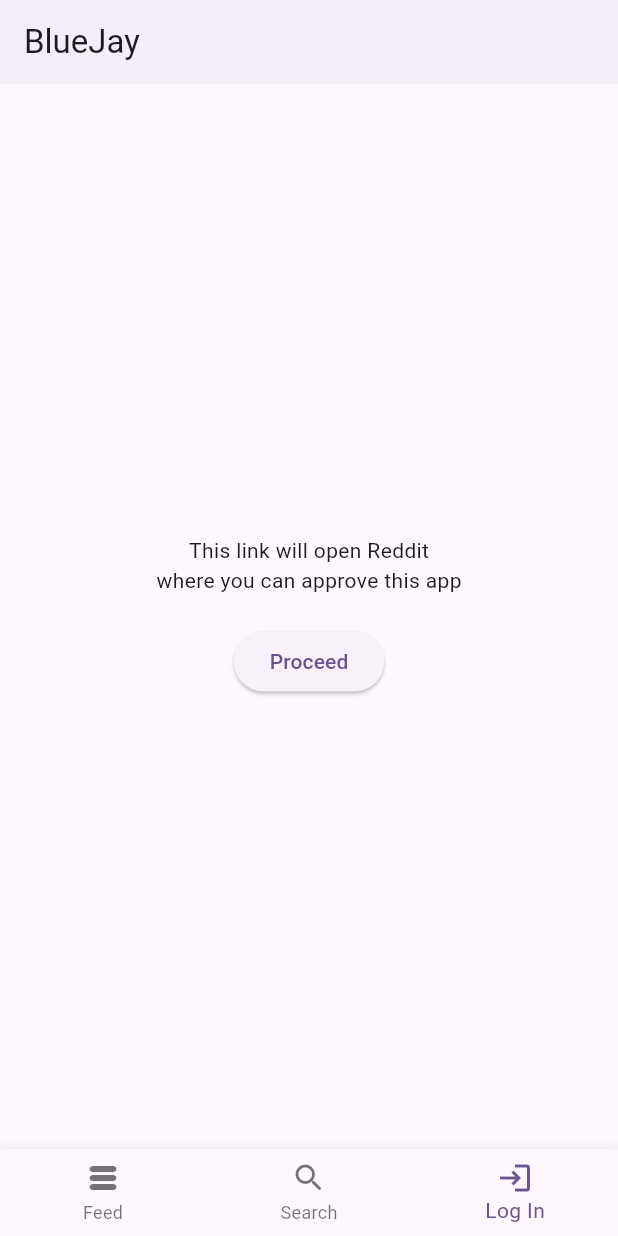
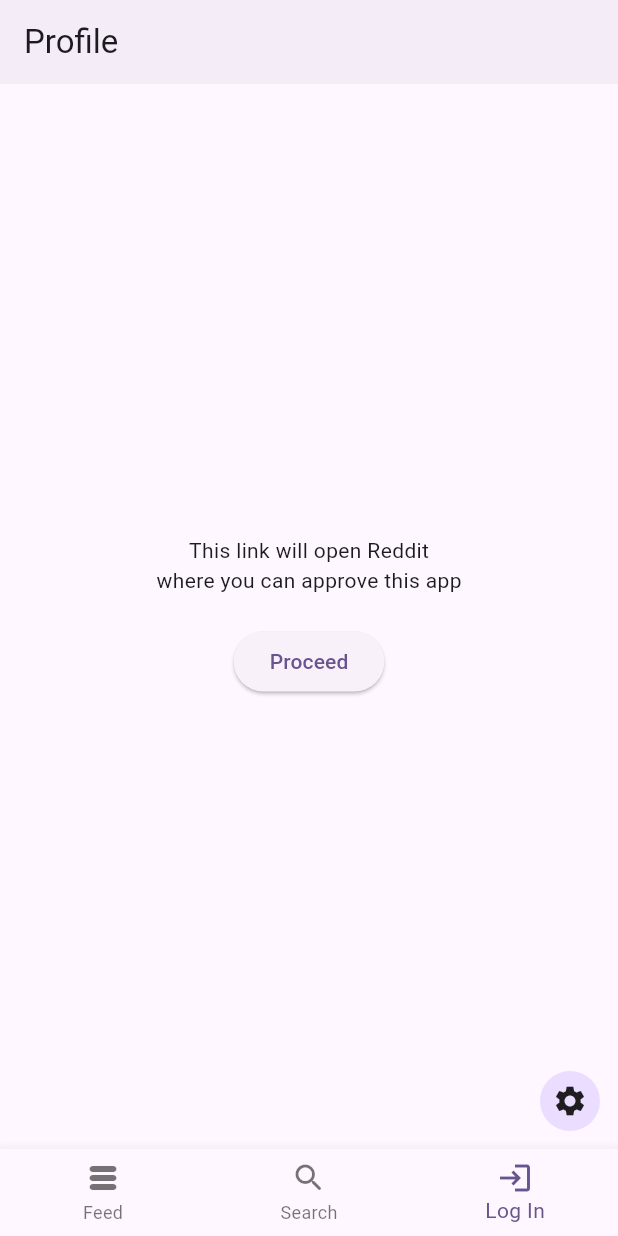
Before and after one commit to nick-delirium/bluejay, a Flutter app: the screen it shows after launch, item 3 of the bottom bar chosen, on a phone screen of 412 x 824 dp. Run offline on Flutter 3.47's test engine with Material 2 defaults, Android fonts, the phone set to English and light mode, and no system bars; our stand-ins replace flutter_dotenv, flutter_html, go_router, share_plus, shared_preferences, uni_links; missing offline and left inert: markdown, oauth2; network calls fail.

Commit message:
feat: split few components, add feed sorting button, allow comments folding

```diff
--- /dev/null
+++ b/lib/components/fab_menu.dart
@@ -0,0 +1,62 @@
+import 'package:flutter/material.dart';
+
+/// reddit api lib
+import 'package:bluejay/reddit.dart';
+
+/// state
+import 'package:bluejay/screens/feed/feed_state.dart';
+
+class FABMenu extends StatelessWidget {
+  const FABMenu({
+    super.key,
+    required this.theme,
+    required this.feedState,
+  });
+
+  final ThemeData theme;
+  final FeedState feedState;
+
+  @override
+  Widget build(BuildContext context) {
+    return PopupMenuButton(
+      elevation: 2,
+      shape: RoundedRectangleBorder(
+          borderRadius: BorderRadius.all(Radius.circular(15.0))),
+      child: Container(
+        padding: EdgeInsets.all(8),
+        decoration: BoxDecoration(
+            color: theme.colorScheme.primaryContainer,
+            borderRadius: BorderRadius.all(Radius.circular(99))),
+        child: Icon(
+          Icons.settings,
+          semanticLabel: "Feed actions",
+        ),
+      ),
+      itemBuilder: (BuildContext context) => <PopupMenuEntry<FABACtion>>[
+        const PopupMenuItem<FABACtion>(
+          value: FABACtion.sortHot,
+          child: Text('Sort by hot'),
+        ),
+        const PopupMenuItem<FABACtion>(
+          value: FABACtion.sortTop,
+          child: Text('Sort by top'),
+        ),
+      ],
+      onSelected: (value) {
+        if (value == FABACtion.sortTop) {
+          feedState.setSort(Sort.top);
+          feedState.fetchHome();
+        } else {
+          feedState.setSort(Sort.hot);
+          feedState.fetchHome();
+        }
+      },
+    );
+  }
+}
+
+enum FABACtion {
+  sortHot,
+  sortTop,
+  hideSeen,
+}
--- a/lib/main.dart
+++ b/lib/main.dart
@@ -12,6 +12,7 @@ import 'reddit.dart';
 import 'screens/profile/auth_handler.dart';
 import 'screens/feed/feed_view.dart';
 import 'screens/post/reddit_post.dart';
+import 'components/fab_menu.dart';
 
 /// state
 import 'screens/feed/feed_state.dart';
@@ -123,9 +124,17 @@ class MainLayoutState extends State<MainLayout> {
   @override
   Widget build(BuildContext context) {
     var appState = context.watch<AppState>();
+    var theme = Theme.of(context);
+    var feedState = context.watch<FeedState>();
+
+    List<String> viewTitles = [
+      "${feedState.feedSort} Feed",
+      "Search",
+      "Profile"
+    ];
     return Scaffold(
         appBar: AppBar(
-        title: Text("BlueJay"),
+          title: Text(viewTitles.elementAt(viewIndex)),
           elevation: 2,
         ),
         body: _views.elementAt(viewIndex),
@@ -142,16 +151,9 @@ class MainLayoutState extends State<MainLayout> {
           onTap: _onViewChange,
           currentIndex: viewIndex,
         ),
-      // TODO: add button
-      // floatingActionButton: FloatingActionButton(
-      //   onPressed: () => setState(() {
-      //     _count++;
-      //   }),
-      //   tooltip: 'Increment Counter',
-      //   child: const Icon(Icons.add),
-      // ),
-      // floatingActionButtonLocation: FloatingActionButtonLocation.centerDocked
-    );
+        floatingActionButton: FABMenu(theme: theme, feedState: feedState),
+        floatingActionButtonLocation:
+            FloatingActionButtonLocation.miniEndFloat);
   }
 }
 
--- a/lib/screens/post/components/comments.dart
+++ b/lib/screens/post/components/comments.dart
@@ -26,6 +26,7 @@ class CommentsViewState extends State<Comments> {
             )
           : ListView.builder(
               shrinkWrap: true,
+              primary: false,
               physics: NeverScrollableScrollPhysics(),
               itemCount: postState.comments.length,
               itemBuilder: (context, index) {
@@ -40,6 +41,7 @@ class CommentsViewState extends State<Comments> {
                                 color: theme.colorScheme.onBackground))),
                     child: CommentBody(
                       comment: comment,
+                      level: 1,
                     ));
               }),
     );
--- a/lib/screens/post/components/post_bottom.dart
+++ b/lib/screens/post/components/post_bottom.dart
@@ -39,6 +39,9 @@ class PostBottom extends StatelessWidget {
         children: [
           if (isWithMedia)
             PopupMenuButton(
+              elevation: 2,
+              shape: RoundedRectangleBorder(
+                  borderRadius: BorderRadius.all(Radius.circular(15.0))),
               icon: Icon(
                 Icons.share,
                 semanticLabel: "Share post",
```
Also changed, not shown: lib/reddit.dart (+102 -29 lines), lib/reddit_library/listings.dart (+7 -0 lines), lib/screens/feed/feed_state.dart (+13 -1 lines), lib/screens/post/components/comment_body.dart (+84 -47 lines), lib/screens/post/components/comment_bottom.dart (added, +30 -0 lines), lib/screens/post/components/comment_header.dart (added, +29 -0 lines), lib/utils/colors.dart (added, +19 -0 lines), 1 other file. Lines whose indentation alone changed are shown as unchanged.
